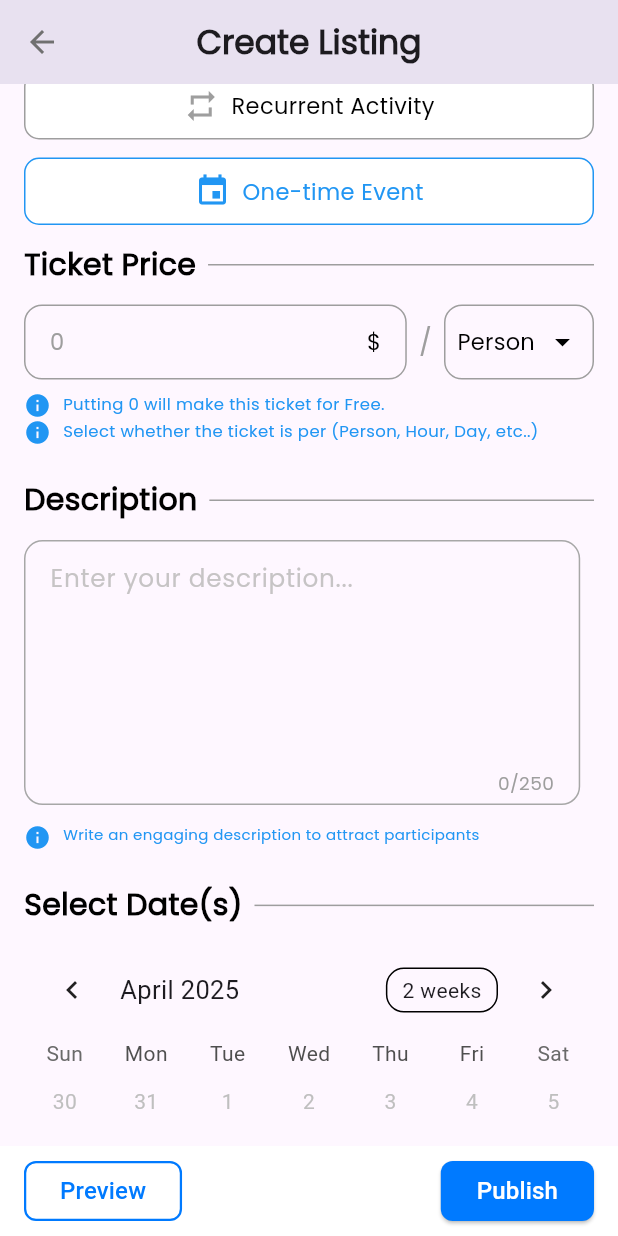
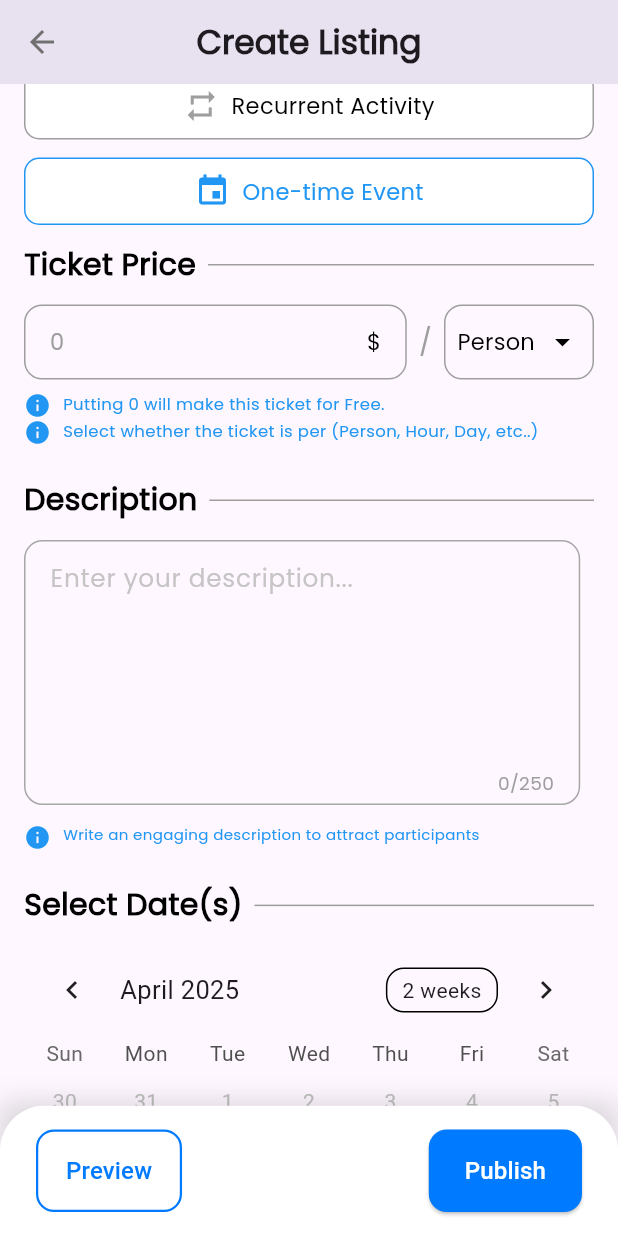
Before and after one commit to LiloZ95/Adventura.lb, a Flutter app: the CreateListingPage screen opened directly, scrolled down 576 dp, on a phone screen of 412 x 824 dp. Run offline on Flutter 3.47's test engine with Material 3 defaults, Android fonts, the phone set to English and light mode, and no system bars; drawn by our look-alikes of table_calendar; our stand-ins replace animated_text_kit, barcode_widget, dotted_border, flutter_dotenv, flutter_map, flutter_secure_storage and 12 more; missing offline and left inert: flutter_map_cancellable_tile_provider, mobile_scanner; accounts and stored records are empty; network calls fail.

```diff
--- a/lib/CreateListing/CreateList.dart
+++ b/lib/CreateListing/CreateList.dart
@@ -1,3 +1,5 @@
+import 'dart:io';
+
 import 'package:adventura/MyListings/Mylisting.dart';
 import 'package:adventura/utils/snackbars.dart';
 import 'package:adventura/CreateListing/widgets/category_selector.dart';
@@ -20,6 +22,7 @@ import 'widgets/location_section.dart';
 import 'widgets/ticket_price_selector.dart';
 import 'widgets/trip_plan_section.dart';
 import 'package:adventura/CreateListing/preview_page.dart';
+import 'package:path_provider/path_provider.dart';
 
 class MyApp extends StatelessWidget {
   const MyApp({Key? key}) : super(key: key);
@@ -44,6 +47,7 @@ class CreateListingPage extends StatefulWidget {
 }
 
 class _CreateListingPageState extends State<CreateListingPage> {
+  bool _isUploading = false;
   final ImagePicker _picker = ImagePicker();
   final List<XFile> _images = [];
   static const int _maxImages = 10;
@@ -134,6 +138,7 @@ class _CreateListingPageState extends State<CreateListingPage> {
   }
 
   void _submitActivity() async {
+    setState(() => _isUploading = true);
     bool isRecurrent = _selectedListingType == ListingType.recurrent;
 
     print("Title: ${_titleController.text}");
@@ -228,11 +233,14 @@ class _CreateListingPageState extends State<CreateListingPage> {
       images: selectedImages, // ✅ Include images here
     );
 
+    setState(() => _isUploading = false);
+
     if (success) {
       showAppSnackBar(context, "✅ Activity created successfully!");
 
       // Optional cleanup
       await box.clear();
+      _clearSavedListingImages();
 
       await Future.delayed(const Duration(milliseconds: 500));
       Navigator.pushAndRemoveUntil(
@@ -387,19 +395,42 @@ class _CreateListingPageState extends State<CreateListingPage> {
 
   Future<void> _saveImagesToHive() async {
     final box = await Hive.openBox('listingFlow');
+    final appDir = await getApplicationDocumentsDirectory(); // Persistent dir
+
     for (int i = 0; i < _images.length; i++) {
-      await box.put('listingImage_$i', _images[i].path);
+      final file = File(_images[i].path);
+      final ext = _images[i].path.split('.').last;
+      final newPath = '${appDir.path}/listing_image_$i.$ext';
+
+      final copiedFile =
+          await file.copy(newPath); // Copy to persistent location
+      await box.put('listingImage_$i', copiedFile.path); // Save new path
     }
+
     await box.put('listingImageCount', _images.length);
+  }
+
+  Future<void> _clearSavedListingImages() async {
+    final appDir = await getApplicationDocumentsDirectory();
+    final box = await Hive.openBox('listingFlow');
+    final count = box.get('listingImageCount', defaultValue: 0);
+
+    for (int i = 0; i < count; i++) {
+      final path = box.get('listingImage_$i');
+      if (path != null) {
+        final file = File(path);
+        if (await file.exists()) await file.delete();
+      }
+    }
+
+    await box.clear();
   }
 
   // Clears all selected images
   void _clearImages() async {
-    final box = await Hive.openBox('listingFlow');
     setState(() async {
       _images.clear();
       _currentPage = 0;
-      await box.clear(); // Clear the images from Hive as well
     });
     if (_pageController.hasClients) {
       _pageController.jumpToPage(0);
@@ -409,12 +440,15 @@ class _CreateListingPageState extends State<CreateListingPage> {
 
   @override
   Widget build(BuildContext context) {
+    final isDarkMode = Theme.of(context).brightness == Brightness.dark;
+
     final categoryId = _selectedCategory?["id"];
     final List<Map<String, String>> availableFeatures = categoryId != null
         ? List<Map<String, String>>.from(featuresByCategoryId[categoryId] ?? [])
         : [];
 
-    return (Scaffold(
+    return Stack(children: [
+      Scaffold(
         key: const Key('main_scaffold'),
         appBar: AppBar(
           title: const Text(
@@ -497,7 +531,8 @@ class _CreateListingPageState extends State<CreateListingPage> {
                       _selectedListingType = newType;
                       _selectedDuration =
                           null; // Reset duration when type changes
-                    _selectedWeekdays = {}; // Reset weekdays when type changes
+                      _selectedWeekdays =
+                          {}; // Reset weekdays when type changes
                       _startDate = null; // Reset start date when type changes
                       _endDate = null; // Reset end date when type changes
                     });
@@ -542,7 +577,8 @@ class _CreateListingPageState extends State<CreateListingPage> {
                     _endDate = end;
                   },
                   selectedDuration: _selectedDuration,
-                onDurationChanged: (d) => setState(() => _selectedDuration = d),
+                  onDurationChanged: (d) =>
+                      setState(() => _selectedDuration = d),
                   selectedWeekdays: _selectedWeekdays,
                   onWeekdaysChanged: (days) =>
                       setState(() => _selectedWeekdays = days),
@@ -563,8 +599,10 @@ class _CreateListingPageState extends State<CreateListingPage> {
                   controllers: _tripPlanControllers,
                   isEditable: _isEditable,
                   onAdd: (index) {
-                  final time = _tripPlanControllers[index]['time']!.text.trim();
-                  final desc = _tripPlanControllers[index]['desc']!.text.trim();
+                    final time =
+                        _tripPlanControllers[index]['time']!.text.trim();
+                    final desc =
+                        _tripPlanControllers[index]['desc']!.text.trim();
 
                     if (time.isNotEmpty && desc.isNotEmpty) {
                       setState(() {
@@ -677,13 +715,26 @@ class _CreateListingPageState extends State<CreateListingPage> {
         // Bottom nav is always pinned & visible
         // ----------------------------------------------------------------
         bottomNavigationBar: Container(
-        height: 60,
-        color: Colors.white,
-        padding: const EdgeInsets.symmetric(horizontal: 16, vertical: 8),
+          decoration: BoxDecoration(
+            boxShadow: [
+              BoxShadow(
+                color: isDarkMode
+                    ? Colors.black.withOpacity(0.4)
+                    : Colors.black.withOpacity(0.15),
+                blurRadius: 15,
+                offset: const Offset(0, -2),
+              ),
+            ],
+          ),
+          child: ClipRRect(
+            borderRadius: const BorderRadius.vertical(top: Radius.circular(30)),
+            child: Container(
+              color: isDarkMode ? const Color(0xFF1F1F1F) : Colors.white,
+              padding: const EdgeInsets.symmetric(horizontal: 24, vertical: 16),
               child: Row(
                 mainAxisAlignment: MainAxisAlignment.spaceBetween,
                 children: [
-            // PREVIEW (Outlined) button
+                  // PREVIEW BUTTON
                   OutlinedButton(
                     onPressed: () {
                       final builtTripPlan = _tripPlanControllers
@@ -695,11 +746,6 @@ class _CreateListingPageState extends State<CreateListingPage> {
                                 "description": map['desc']!.text.trim(),
                               })
                           .toList();
-
-                // final builtFeatures = _featureControllers
-                //     .map((c) => c.text.trim())
-                //     .where((text) => text.isNotEmpty)
-                //     .toList();
 
                       Navigator.push(
                         context,
@@ -714,20 +760,24 @@ class _CreateListingPageState extends State<CreateListingPage> {
                                 ? _images.map((img) => img.path).toList()
                                 : ['assets/Pictures/island.jpg'],
                             mapLatLng: _mapLatLng!,
-                      seats: int.tryParse(_seatsController.text.trim()) ?? 0,
+                            seats:
+                                int.tryParse(_seatsController.text.trim()) ?? 0,
                             ageAllowed: _selectedAge,
-                      price: int.tryParse(_priceController.text.trim()) ?? 0,
+                            price:
+                                int.tryParse(_priceController.text.trim()) ?? 0,
                             priceType: _selectedTicketPriceType,
                           ),
                         ),
                       );
                     },
                     style: OutlinedButton.styleFrom(
-                side: const BorderSide(color: Color(0xFF007AFF), width: 1.5),
+                      side: const BorderSide(
+                          color: Color(0xFF007AFF), width: 1.5),
                       shape: RoundedRectangleBorder(
-                  borderRadius: BorderRadius.circular(8),
+                        borderRadius: BorderRadius.circular(12),
                       ),
-                padding: const EdgeInsets.symmetric(horizontal: 24),
+                      padding: const EdgeInsets.symmetric(
+                          horizontal: 20, vertical: 16),
                     ),
                     child: const Text(
                       'Preview',
@@ -739,17 +789,16 @@ class _CreateListingPageState extends State<CreateListingPage> {
                     ),
                   ),
 
-            // PUBLISH (Filled) button
+                  // PUBLISH BUTTON
                   ElevatedButton(
-              onPressed: () {
-                _submitActivity();
-              },
+                    onPressed: _submitActivity,
                     style: ElevatedButton.styleFrom(
                       backgroundColor: const Color(0xFF007AFF),
                       shape: RoundedRectangleBorder(
-                  borderRadius: BorderRadius.circular(8),
+                        borderRadius: BorderRadius.circular(12),
                       ),
-                padding: const EdgeInsets.symmetric(horizontal: 24),
+                      padding: const EdgeInsets.symmetric(
+                          horizontal: 24, vertical: 16),
                     ),
                     child: const Text(
                       'Publish',
@@ -763,6 +812,35 @@ class _CreateListingPageState extends State<CreateListingPage> {
                 ],
               ),
             ),
-    ));
+          ),
+        ),
+      ),
+      _buildLoadingOverlay(),
+    ]);
+  }
+
+  Widget _buildLoadingOverlay() {
+    return _isUploading
+        ? Container(
+            color: Colors.black.withOpacity(0.5),
+            child: const Center(
+              child: Column(
+                mainAxisSize: MainAxisSize.min,
+                children: [
+                  CircularProgressIndicator(color: Colors.white),
+                  SizedBox(height: 16),
+                  Text(
+                    "Uploading images...",
+                    style: TextStyle(
+                      color: Colors.white,
+                      fontSize: 16,
+                      fontFamily: 'poppins',
+                    ),
+                  ),
+                ],
+              ),
+            ),
+          )
+        : const SizedBox.shrink();
   }
 }
--- a/lib/config.dart
+++ b/lib/config.dart
@@ -1,8 +1,8 @@
 const String baseUrl =
-    "http://192.168.0.104:3000"; // Change this once, it applies everywhere!
+    "http://localhost:3000"; // Change this once, it applies everywhere!
 
 const String recommendationsUrl =
-    'http://192.168.0.104:5001/recommend'; // For physical device it should be your local IP address instead of localhost
+    'http://localhost:5001/recommend'; // For physical device it should be your local IP address instead of localhost
 
 const String MAPBOX_ACCESS_TOKEN =
     'pk.eyJ1IjoiYWR2ZW50dXJhLWxiIiwiYSI6ImNtOGx4aHY0ZjE3c3UyanNkbnNrZW53bWwifQ.KlXTdlwtJmOJHnW29SLaAA'; // Your Mapbox access token
```
Also changed, not shown: lib/CreateListing/preview_page.dart (+27 -10 lines), 1 other file. Lines whose indentation alone changed are shown as unchanged.
